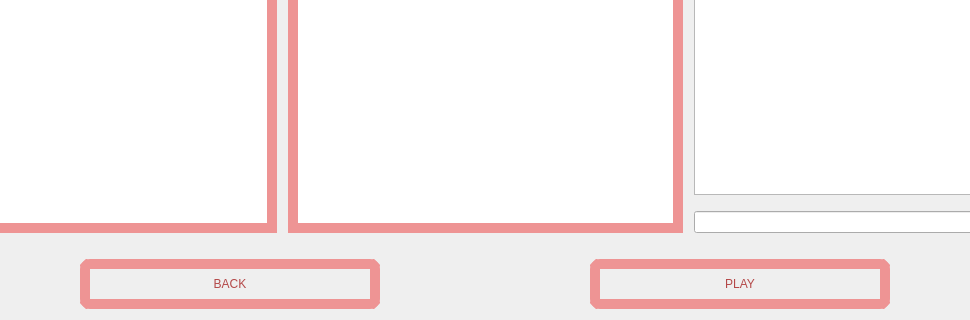
The window that MATFWars/waitingroom.ui (Divljo31/MATFWars) describes before a commit, drawn with Qt 5; both pictures show x 135 to 1105 and y 324 to 644 of the 1241 by 644 pixel window.
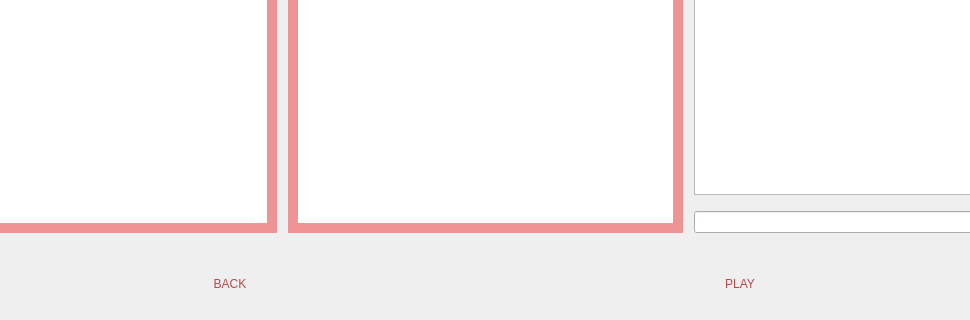
The same window after the commit. Icons and pictures are not drawn.

```diff
--- a/MATFWars/waitingroom.ui
+++ b/MATFWars/waitingroom.ui
@@ -266,8 +266,6 @@
         <string notr="true">color:rgb(180, 72, 72);
 font: 600 25pt &quot;URW Bookman&quot;;
 border-radius:10px;
-border:10px solid;
-border-color: rgb(238, 148, 148);
 border-image: url(:/background/backgroundBtns.jpg);</string>
        </property>
        <property name="text">
@@ -315,8 +313,6 @@
         <string notr="true">color:rgb(180, 72, 72);
 font: 600 25pt &quot;URW Bookman&quot;;
 border-radius:10px;
-border:10px solid;
-border-color: rgb(238, 148, 148);
 border-image: url(:/background/backgroundBtns.jpg);</string>
        </property>
        <property name="text">
```
